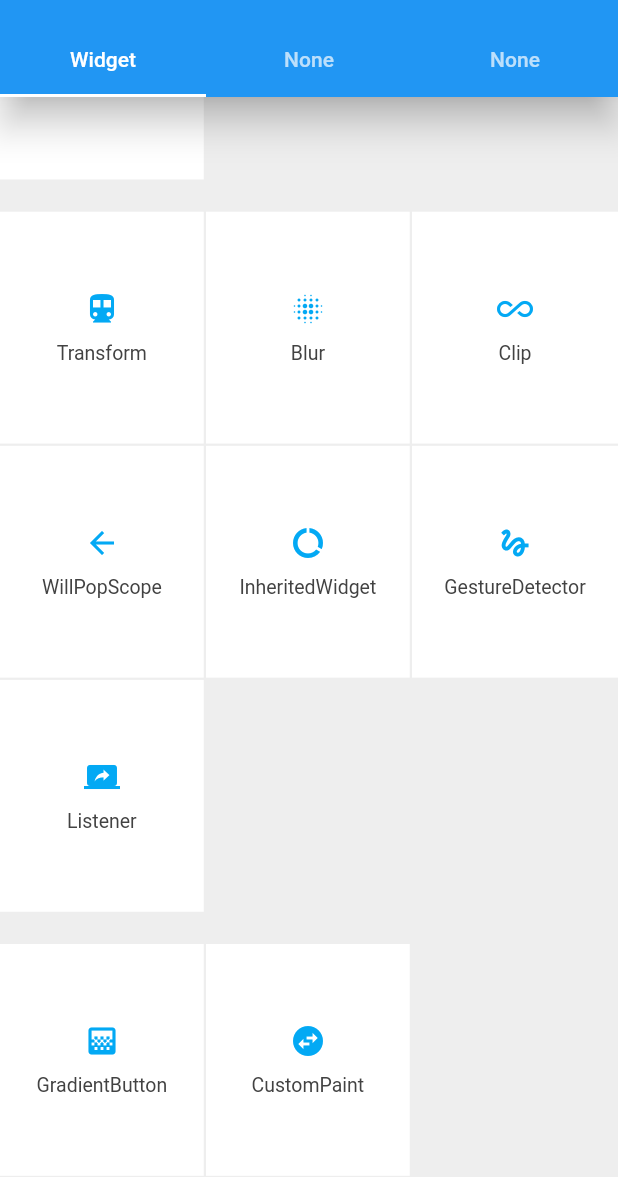
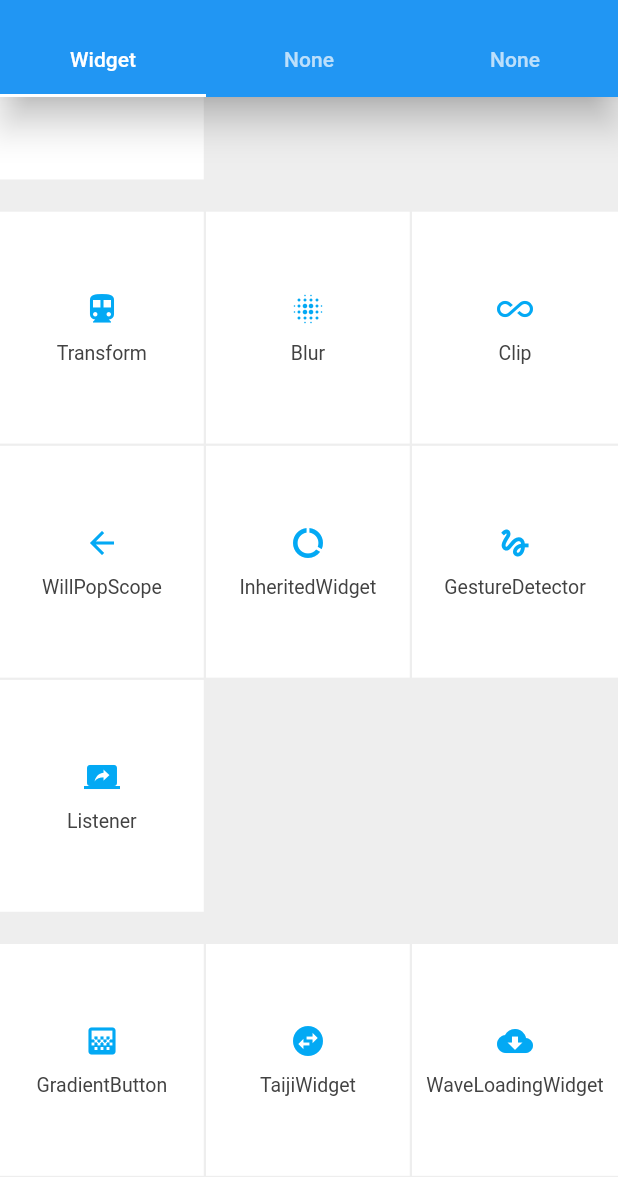
Before and after one commit to Orange168/flutter_do, a Flutter app: the screen it shows after launch, scrolled down 1212 dp, on a phone screen of 412 x 824 dp, the part 59-1236 px from its top. Run offline on Flutter 3.47's test engine with Material 2 defaults, Android fonts, the phone set to English and light mode, and no system bars.

Commit message:
WaveLoadingWidget

```diff
--- a/lib/customWidget/CustomPaintPage.dart
+++ b/lib/customWidget/CustomPaintPage.dart
@@ -10,32 +10,34 @@ import 'dart:math';
 import 'package:flutter/material.dart';
 import 'package:flutter_do/common/page.dart';
 
-class CustomPaintPage extends BaseDemoPage {
-  CustomPaintPage() : super("CustomPaint", includeScrollView: true);
+class TaijiWidgetPage extends BaseDemoPage {
+  TaijiWidgetPage() : super("TaijiWidgetPage", includeScrollView: true);
 
   @override
   Widget generateChildren(BuildContext context) {
     return Center(
       child: Column(
         children: <Widget>[
-          CustomPaint(
-            size: Size(300, 300),
-            painter: TaijiPainter(),
-          ),
-          CustomPaint(
-            size: Size(250, 250),
-            painter: TaijiPainter(),
-          ),
-          CustomPaint(
-            size: Size(200, 200),
-            painter: TaijiPainter(),
-          ),
-          CustomPaint(
-            size: Size(150, 150),
-            painter: TaijiPainter(),
-          ),
+          TaijiWidget(300),
+          TaijiWidget(250),
+          TaijiWidget(200),
+          TaijiWidget(150),
         ],
       ),
+    );
+  }
+}
+
+class TaijiWidget extends StatelessWidget {
+  final double side;
+
+  TaijiWidget(this.side);
+
+  @override
+  Widget build(BuildContext context) {
+    return CustomPaint(
+      size: Size(side, side),
+      painter: TaijiPainter(),
     );
   }
 }
--- a/lib/customWidget/WaveLoadingView.dart
+++ b/lib/customWidget/WaveLoadingView.dart
@@ -12,8 +12,8 @@ import 'package:flutter_do/common/page.dart';
  * GitHub：https://github.com/leavesC
  * Blog：https://www.jianshu.com/u/9df45b87cfdf
  */
-class WaveLoadingViewPage extends BaseDemoPage {
-  WaveLoadingViewPage() : super("CustomPaint", includeScrollView: true);
+class WaveLoadingWidgetPage extends BaseDemoPage {
+  WaveLoadingWidgetPage() : super("WaveLoadingWidget", includeScrollView: true);
 
   @override
   Widget generateChildren(BuildContext context) {
@@ -21,15 +21,26 @@ class WaveLoadingViewPage extends BaseDemoPage {
       width: 200,
       color: Colors.lightGreen,
       height: 200,
-      child: CustomPaint(
-        size: Size(150, 150),
-        painter: WaveLoadingWidget(),
-      ),
+      child: WaveLoadingWidget(),
     );
   }
 }
 
-class WaveLoadingWidget extends CustomPainter {
+class WaveLoadingWidget extends StatefulWidget {
+  @override
+  _WaveLoadingWidgetState createState() => _WaveLoadingWidgetState();
+}
+
+class _WaveLoadingWidgetState extends State<WaveLoadingWidget> {
+  @override
+  Widget build(BuildContext context) {
+    return CustomPaint(
+      painter: WaveLoadingPainter(),
+    );
+  }
+}
+
+class WaveLoadingPainter extends CustomPainter {
   @override
   void paint(Canvas canvas, Size size) {
     double side = min(size.width, size.height);
--- a/lib/routes/route.dart
+++ b/lib/routes/route.dart
@@ -2,6 +2,7 @@ import 'dart:core';
 
 import 'package:flutter/cupertino.dart';
 import 'package:flutter/material.dart';
+import 'package:flutter_do/container/align.dart';
 import 'package:flutter_do/container/blur.dart';
 import 'package:flutter_do/container/clip.dart';
 import 'package:flutter_do/container/constrainedBox.dart';
@@ -21,7 +22,6 @@ import 'package:flutter_do/fun/gestureDetector.dart';
 import 'package:flutter_do/fun/inheritedWidget.dart';
 import 'package:flutter_do/fun/listener.dart';
 import 'package:flutter_do/fun/willPopScope.dart';
-import 'package:flutter_do/container/align.dart';
 import 'package:flutter_do/model/category.dart';
 import 'package:flutter_do/widget/button.dart';
 import 'package:flutter_do/widget/dialog.dart';
@@ -35,7 +35,7 @@ import 'package:flutter_do/widget/switch_checkbox.dart';
 import 'package:flutter_do/widget/text.dart';
 
 final List<Map<String, Widget>> pathToWidgetMap = [
-  {"/widget/Text": WaveLoadingViewPage()},
+  {"/widget/Text": TextPage()},
   {"/widget/Button": ButtonPage()},
   {"/widget/Image": ImagePage()},
   {"/widget/SwitchCheckbox": SwitchCheckboxPage()},
@@ -47,7 +47,6 @@ final List<Map<String, Widget>> pathToWidgetMap = [
   {"/widget/SimpleGridView": SimpleGridViewPage()},
   {"/widget/GridView": GridViewPage()},
   {"/widget/Dialog": DialogPage()},
-
   {"/container/Scaffold": ScaffoldPage()},
   {"/container/ConstrainedBox": ConstrainedBoxPage()},
   {"/container/DecoratedBox": DecoratedBoxPage()},
@@ -58,7 +57,6 @@ final List<Map<String, Widget>> pathToWidgetMap = [
   {"/container/Padding": PaddingPage()},
   {"/container/Wrap": WrapPage()},
   {"/container/Stack": StackPage()},
-
   {"/fun/Transform": TransformPage()},
   {"/fun/Blur": BlurPage()},
   {"/fun/Clip": ClipPage()},
@@ -66,9 +64,9 @@ final List<Map<String, Widget>> pathToWidgetMap = [
   {"/fun/InheritedWidget": InheritedWidgetPage()},
   {"/fun/GestureDetector": GestureDetectorPage()},
   {"/fun/Listener": ListenerPage()},
-
   {"/customWidget/GradientButton": GradientButtonPage()},
-  {"/customWidget/CustomPaint": CustomPaintPage()},
+  {"/customWidget/TaijiWidget": TaijiWidgetPage()},
+  {"/customWidget/WaveLoadingWidget": WaveLoadingWidgetPage()},
 ];
 
 final Map<String, IconData> icons = {
@@ -102,7 +100,8 @@ final Map<String, IconData> icons = {
   "/fun/Listener": Icons.screen_share,
   "/fun/GestureDetector": Icons.gesture,
   "/customWidget/GradientButton": Icons.gradient,
-  "/customWidget/CustomPaint": Icons.swap_horizontal_circle,
+  "/customWidget/TaijiWidget": Icons.swap_horizontal_circle,
+  "/customWidget/WaveLoadingWidget": Icons.cloud_download,
 };
 
 String getWidgetCategory(String routePath) {
```
